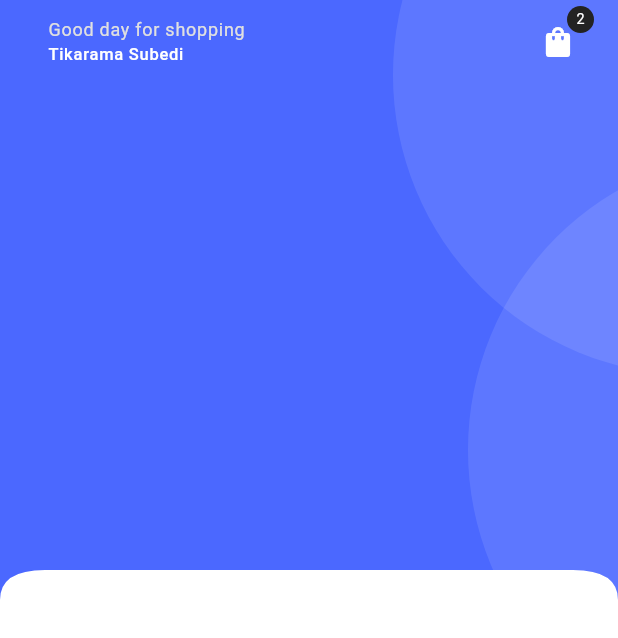
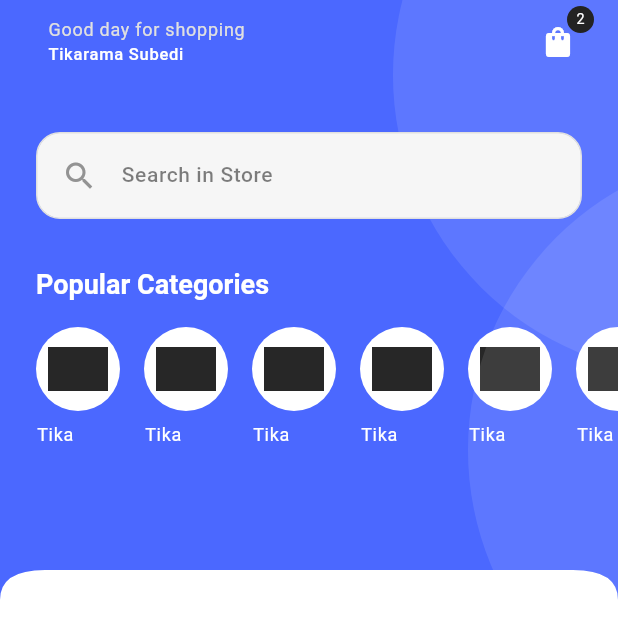
Before and after one commit to S-Tikarama/final-project, a Flutter app: the HomeScreen screen opened directly, on a phone screen of 412 x 824 dp. Shown: the top 638 px of the screen. Run offline on Flutter 3.47's test engine with Material 3 defaults, Android fonts, the light colour scheme and no system bars; our stand-ins replace get, get_storage, logger, smooth_page_indicator; accounts and stored records are empty; Roboto replaces fonts that are missing (Poppins).

Commit message:
create searchbar and categories section UI in home screen

```diff
--- /dev/null
+++ b/e_commerce_app/lib/common/widgets/custom_shapes/containers/search_container.dart
@@ -0,0 +1,52 @@
+import 'package:e_commerce_app/utils/constants/colors.dart';
+import 'package:e_commerce_app/utils/constants/sizes.dart';
+import 'package:e_commerce_app/utils/device/device_utility.dart';
+import 'package:e_commerce_app/utils/helpers/helper_function.dart';
+import 'package:flutter/material.dart';
+
+class SearchContainer extends StatelessWidget {
+  const SearchContainer({
+    super.key,
+    required this.text,
+    this.icon = Icons.search,
+    this.showbackGround = true,
+    this.showBorder = true,
+    this.onTap,
+  });
+  final String text;
+  final IconData? icon;
+  final bool showbackGround, showBorder;
+  final VoidCallback? onTap;
+
+  @override
+  Widget build(BuildContext context) {
+    final dark = HelperFunctions.isDarkMode(context);
+    return GestureDetector(
+      onTap: onTap,
+      child: Padding(
+        padding: const EdgeInsets.symmetric(horizontal: TSizes.defaultSpace),
+        child: Container(
+          width: TDeviceUtils.getScreenWidth(context),
+          padding: const EdgeInsets.all(TSizes.md),
+          decoration: BoxDecoration(
+            color:
+                showbackGround
+                    ? dark
+                        ? TColors.dark
+                        : TColors.light
+                    : Colors.transparent,
+            borderRadius: BorderRadius.circular(TSizes.cardRadiusLg),
+            border: showBorder ? Border.all(color: TColors.grey) : null,
+          ),
+          child: Row(
+            children: [
+              Icon(icon, color: TColors.darkGrey),
+              const SizedBox(width: TSizes.spaceBtnItems),
+              Text(text, style: Theme.of(context).textTheme.bodySmall),
+            ],
+          ),
+        ),
+      ),
+    );
+  }
+}
--- /dev/null
+++ b/e_commerce_app/lib/common/widgets/image_text_widgets/vertical_image_text.dart
@@ -0,0 +1,68 @@
+
+import 'package:e_commerce_app/utils/constants/colors.dart';
+import 'package:e_commerce_app/utils/constants/sizes.dart';
+import 'package:e_commerce_app/utils/helpers/helper_function.dart';
+import 'package:flutter/material.dart';
+
+class VerticalImageText extends StatelessWidget {
+  const VerticalImageText({
+    super.key,
+    required this.image,
+    required this.title,
+    this.textColor = TColors.white,
+    this.backgroundColor = TColors.white,
+    this.onTap,
+  });
+
+  final String image, title;
+  final Color textColor;
+  final Color? backgroundColor;
+  final void Function()? onTap;
+
+  @override
+  Widget build(BuildContext context) {
+    final dark = HelperFunctions.isDarkMode(context);
+    return GestureDetector(
+      onTap: onTap,
+      child: Padding(
+        padding: const EdgeInsets.only(right: TSizes.spaceBtnItems),
+        child: Column(
+          children: [
+            //Circular Icon
+            Container(
+              width: 56,
+              height: 56,
+              padding: EdgeInsets.all(TSizes.sm),
+              decoration: BoxDecoration(
+                color:
+                    backgroundColor ?? (dark ? TColors.black : TColors.white),
+                borderRadius: BorderRadius.circular(100),
+              ),
+              child: Center(
+                child: Image(
+                  image: AssetImage(image),
+                  fit: BoxFit.cover,
+                  color: (dark ? TColors.light : TColors.dark),
+                ),
+              ),
+            ),
+
+            //Text
+            const SizedBox(height: TSizes.spaceBtnItems / 2),
+            SizedBox(
+              width: 55,
+              child: Text(
+                title,
+                style: Theme.of(
+                  context,
+                ).textTheme.labelMedium!.apply(color: textColor),
+                maxLines: 1,
+                overflow: TextOverflow.ellipsis,
+              ),
+            ),
+          ],
+        ),
+      ),
+    );
+  }
+}
--- /dev/null
+++ b/e_commerce_app/lib/common/widgets/products.cart/cart_menu_icon.dart
@@ -0,0 +1,48 @@
+
+import 'package:e_commerce_app/utils/constants/colors.dart';
+import 'package:flutter/material.dart';
+
+class CartCounterIcon extends StatelessWidget {
+  const CartCounterIcon({
+    super.key, required this.onPressed, required this.iconColor,
+  });
+  final VoidCallback onPressed;
+  final Color iconColor;
+
+  @override
+  Widget build(BuildContext context) {
+    return Stack(
+      children: [
+        IconButton(
+          onPressed: () {},
+          icon: Icon(
+            Icons.shopping_bag,
+            color: iconColor,
+          ),
+        ),
+        Positioned(
+          right: 0,
+          child: Container(
+            width: 18,
+            height: 18,
+            decoration: BoxDecoration(
+              color: TColors.black,
+              borderRadius: BorderRadius.circular(100),
+            ),
+            child: Center(
+              child: Text(
+                "2",
+                style: Theme.of(
+                  context,
+                ).textTheme.labelLarge!.apply(
+                  color: TColors.white,
+                  fontSizeFactor: 0.8,
+                ),
+              ),
+            ),
+          ),
+        ),
+      ],
+    );
+  }
+}
--- /dev/null
+++ b/e_commerce_app/lib/common/widgets/texts/section_heading.dart
@@ -0,0 +1,23 @@
+
+import 'package:flutter/material.dart';
+
+class SectionHeading extends StatelessWidget {
+  const SectionHeading({
+    super.key, this.textColor,  this.showActionButton =true, required this.title,  this.buttonTitle ='View all', this.onPressed,
+  });
+  final Color? textColor;
+  final bool showActionButton;
+  final String title, buttonTitle;
+  final void Function()? onPressed;
+
+  @override
+  Widget build(BuildContext context) {
+    return Row(
+      children: [
+        Text(title,style: Theme.of(context).textTheme.headlineSmall!.apply(color: textColor),overflow: TextOverflow.ellipsis,),
+        if(showActionButton)
+        TextButton(onPressed: (){}, child: Text(buttonTitle))
+      ],
+    );
+  }
+}
--- a/e_commerce_app/lib/features/shop/home/home.dart
+++ b/e_commerce_app/lib/features/shop/home/home.dart
@@ -1,7 +1,13 @@
-import 'package:e_commerce_app/common/widgets/appbar/appbar.dart';
 import 'package:e_commerce_app/common/widgets/custom_shapes/containers/primary_header_container.dart';
+import 'package:e_commerce_app/common/widgets/custom_shapes/containers/search_container.dart';
+import 'package:e_commerce_app/common/widgets/image_text_widgets/vertical_image_text.dart';
+import 'package:e_commerce_app/common/widgets/texts/section_heading.dart';
+import 'package:e_commerce_app/features/shop/home/widgets/home_appbar.dart';
+import 'package:e_commerce_app/features/shop/home/widgets/home_categories.dart';
 import 'package:e_commerce_app/utils/constants/colors.dart';
-import 'package:e_commerce_app/utils/constants/text_string.dart';
+import 'package:e_commerce_app/utils/constants/image_strings.dart';
+import 'package:e_commerce_app/utils/constants/sizes.dart';
+import 'package:e_commerce_app/utils/helpers/helper_function.dart';
 import 'package:flutter/material.dart';
 
 class HomeScreen extends StatelessWidget {
@@ -16,59 +22,31 @@ class HomeScreen extends StatelessWidget {
             PrimaryHeaderContainer(
               child: Column(
                 children: [
-                  TAppBar(
-                    title: Column(
-                      crossAxisAlignment: CrossAxisAlignment.start,
+                  //AppBar
+                  HomeAppBar(),
+                  const SizedBox(height: TSizes.spaceBtnSection),
+
+                  //Searchbar
+                  SearchContainer(text: 'Search in Store'),
+                  const SizedBox(height: TSizes.spaceBtnSection),
+
+                  //Categories
+                  Padding(
+                    padding: EdgeInsets.only(left: TSizes.defaultSpace),
+                    child: Column(
                       children: [
-                        Text(
-                          TTexts.homeAppbarTitle,
-                          style: Theme.of(
-                            context,
-                          ).textTheme.labelMedium!.apply(color: TColors.grey),
+                        //heading
+                        SectionHeading(
+                          title: 'Popular Categories',
+                          showActionButton: false,
+                          textColor: TColors.white,
                         ),
-                        Text(
-                          TTexts.homeAppbarSubTitle,
-                          style: Theme.of(
-                            context,
-                          ).textTheme.labelSmall!.apply(color: TColors.white),
-                        ),
+                        const SizedBox(height: TSizes.spaceBtnItems),
+
+                        //Caregories
+                        HomeCategories(),
                       ],
                     ),
-                    actions: [
-                      Stack(
-                        children: [
-                          IconButton(
-                            onPressed: () {},
-                            icon: Icon(
-                              Icons.shopping_bag,
-                              color: TColors.white,
-                            ),
-                          ),
-                          Positioned(
-                            right: 0,
-                            child: Container(
-                              width: 18,
-                              height: 18,
-                              decoration: BoxDecoration(
-                                color: TColors.black,
-                                borderRadius: BorderRadius.circular(100),
-                              ),
-                              child: Center(
-                                child: Text(
-                                  "2",
-                                  style: Theme.of(
-                                    context,
-                                  ).textTheme.labelLarge!.apply(
-                                    color: TColors.white,
-                                    fontSizeFactor: 0.8,
-                                  ),
-                                ),
-                              ),
-                            ),
-                          ),
-                        ],
-                      ),
-                    ],
                   ),
                 ],
               ),
--- /dev/null
+++ b/e_commerce_app/lib/features/shop/home/widgets/home_appbar.dart
@@ -0,0 +1,38 @@
+
+import 'package:e_commerce_app/common/widgets/appbar/appbar.dart';
+import 'package:e_commerce_app/common/widgets/products.cart/cart_menu_icon.dart';
+import 'package:e_commerce_app/utils/constants/colors.dart';
+import 'package:e_commerce_app/utils/constants/text_string.dart';
+import 'package:flutter/material.dart';
+
+class HomeAppBar extends StatelessWidget {
+  const HomeAppBar({
+    super.key,
+  });
+
+  @override
+  Widget build(BuildContext context) {
+    return TAppBar(
+      title: Column(
+        crossAxisAlignment: CrossAxisAlignment.start,
+        children: [
+          Text(
+            TTexts.homeAppbarTitle,
+            style: Theme.of(
+              context,
+            ).textTheme.labelMedium!.apply(color: TColors.grey),
+          ),
+          Text(
+            TTexts.homeAppbarSubTitle,
+            style: Theme.of(
+              context,
+            ).textTheme.labelSmall!.apply(color: TColors.white),
+          ),
+        ],
+      ),
+      actions: [
+        CartCounterIcon(onPressed: () {  }, iconColor: TColors.white,),
+      ],
+    );
+  }
+}
--- /dev/null
+++ b/e_commerce_app/lib/features/shop/home/widgets/home_categories.dart
@@ -0,0 +1,30 @@
+
+import 'package:e_commerce_app/common/widgets/image_text_widgets/vertical_image_text.dart';
+import 'package:e_commerce_app/utils/constants/image_strings.dart';
+import 'package:flutter/material.dart';
+
+class HomeCategories extends StatelessWidget {
+  const HomeCategories({
+    super.key,
+  });
+
+  @override
+  Widget build(BuildContext context) {
+    return SizedBox(
+      height: 80,
+      child: ListView.builder(
+        shrinkWrap: true,
+
+        itemCount: 6,
+        scrollDirection: Axis.horizontal,
+        itemBuilder: (_, index) {
+          return VerticalImageText(
+            image: TImage.sportIcon,
+            title: 'Tika',
+            onTap: () {},
+          );
+        },
+      ),
+    );
+  }
+}
--- a/e_commerce_app/lib/navigation_menu.dart
+++ b/e_commerce_app/lib/navigation_menu.dart
@@ -18,7 +18,7 @@ class NavigationMenu extends StatelessWidget {
           elevation: 0,
           selectedIndex: controller.selectedIndex.value,
           onDestinationSelected: (index) => controller.selectedIndex.value=index ,
-          backgroundColor: darkMode? TColors.white:TColors.black,
+          backgroundColor: darkMode? TColors.black:TColors.white,
           indicatorColor: darkMode? TColors.white.withOpacity(0.1):TColors.black.withOpacity(0.1),
           destinations: [
             NavigationDestination(icon: Icon(Icons.home), label: "Home"),
--- a/e_commerce_app/lib/utils/constants/image_strings.dart
+++ b/e_commerce_app/lib/utils/constants/image_strings.dart
@@ -15,4 +15,16 @@ class TImage {
       'assets/images/on_boarding_images/shopping.gif';
   static const String onBoardingImage3 =
       'assets/images/on_boarding_images/delivery.gif';
+
+
+      // --Animations
+
+
+
+      // --Category Icons
+
+      static const String sportIcon =
+      'assets/icons/categories/sport.jpg';
+
+
 }
--- a/e_commerce_app/pubspec.yaml
+++ b/e_commerce_app/pubspec.yaml
@@ -69,6 +69,7 @@ flutter:
   assets:
     - assets/logos/
     - assets/images/on_boarding_images/
+    - assets/icons/categories/
 
   # An image asset can refer to one or more resolution-specific "variants", see
   # https://flutter.dev/to/resolution-aware-images
```
Also changed, not shown: e_commerce_app/assets/icons/categories/sport.jpg (added), e_commerce_app/assets/logos/sport.jpg (added).
